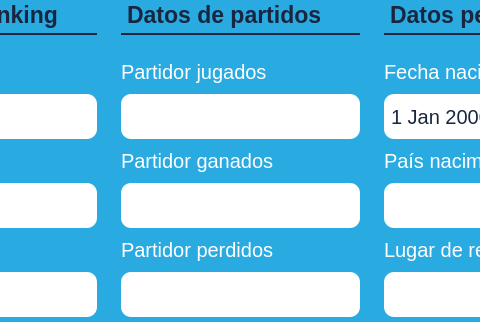
This is 1° DAW/PROGRAMACION/UT4/Proyecto/DISEÑO/crud_design.ui in AndersonOlivos/DAW-SAFA as Qt 5 draws it before an edit; both pictures show x 177 to 657 and y 149 to 471 of the 835 by 922 pixel window. The edited form follows.
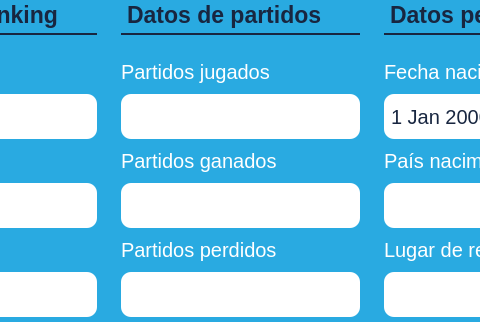
This is the edited form. The open tabs and pages were chosen to show the change. Icons and pictures are not drawn.

Commit message:
Correción de Labels
Terminado

Diff of the .ui file:
```diff
--- a/1° DAW/PROGRAMACION/UT4/Proyecto/DISEÑO/crud_design.ui
+++ b/1° DAW/PROGRAMACION/UT4/Proyecto/DISEÑO/crud_design.ui
@@ -900,7 +900,7 @@
                  <item>
                   <widget class="QLabel" name="label_16">
                    <property name="text">
-                    <string>Partidor jugados</string>
+                    <string>Partidos jugados</string>
                    </property>
                   </widget>
                  </item>
@@ -910,7 +910,7 @@
                  <item>
                   <widget class="QLabel" name="label_17">
                    <property name="text">
-                    <string>Partidor ganados</string>
+                    <string>Partidos ganados</string>
                    </property>
                   </widget>
                  </item>
@@ -920,7 +920,7 @@
                  <item>
                   <widget class="QLabel" name="label_20">
                    <property name="text">
-                    <string>Partidor perdidos</string>
+                    <string>Partidos perdidos</string>
                    </property>
                   </widget>
                  </item>
```
Left out of the diff: 2 changed lines with no effect on the pictures.
